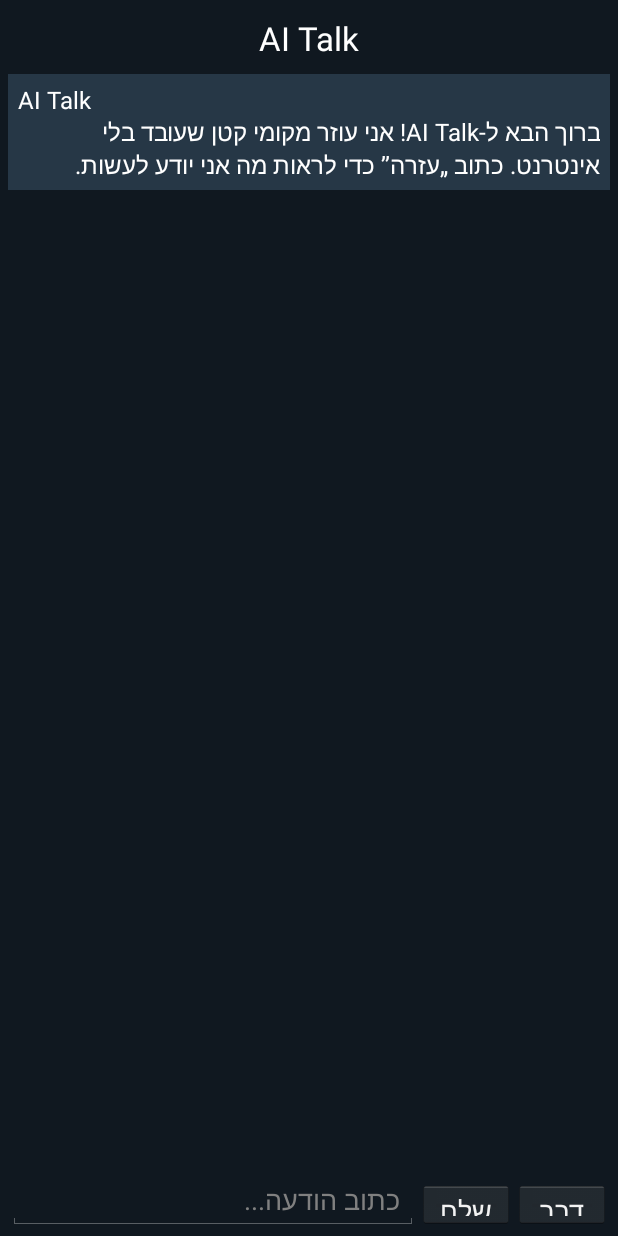
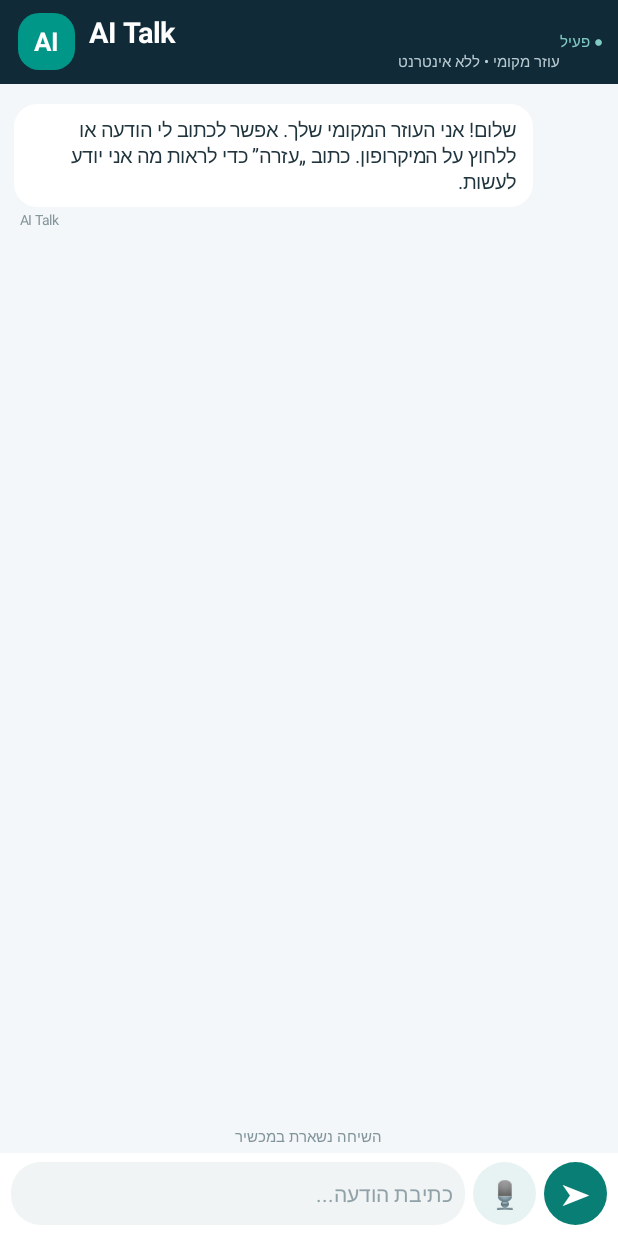
Before and after one commit to ZYGY7678/Public-artificial-intelligence, an Android app: the screen it shows after launch (MainActivity), on a phone screen of 412 x 824 dp. Run offline under Robolectric (Android 15) with nearby library versions, the phone set to English and light mode, and no system bars.

Commit message:
Improve AI Talk chat interface for compact Qin 1S screen

```diff
--- a/ai-talk-android/app/src/main/java/com/zygy/aitalk/MainActivity.java
+++ b/ai-talk-android/app/src/main/java/com/zygy/aitalk/MainActivity.java
@@ -9,68 +9,151 @@ import android.view.Gravity;
 import android.view.View;
 import android.view.inputmethod.InputMethodManager;
 import android.content.Context;
+import android.graphics.Color;
+import android.graphics.Typeface;
+import android.graphics.drawable.GradientDrawable;
 import android.widget.*;
 import java.util.ArrayList;
 import java.util.Locale;
 
 public class MainActivity extends Activity implements TextToSpeech.OnInitListener {
     private LinearLayout messages;
+    private ScrollView chatScroll;
     private EditText input;
     private TextToSpeech tts;
     private static final int SPEECH_REQUEST = 41;
     private LocalAssistant assistant;
+    private int screenWidth;
 
     @Override public void onCreate(Bundle state) {
         super.onCreate(state);
         assistant = new LocalAssistant(this);
         tts = new TextToSpeech(this, this);
+        screenWidth = getResources().getDisplayMetrics().widthPixels;
         buildUi();
-        addMessage("AI Talk", "ברוך הבא ל-AI Talk! אני עוזר מקומי קטן שעובד בלי אינטרנט. כתוב „עזרה” כדי לראות מה אני יודע לעשות.", false);
+        addMessage("AI Talk", "שלום! אני העוזר המקומי שלך. אפשר לכתוב לי הודעה או ללחוץ על המיקרופון. כתוב „עזרה” כדי לראות מה אני יודע לעשות.", false);
+    }
+
+    private int dp(float value) {
+        return (int)(value * getResources().getDisplayMetrics().density + 0.5f);
+    }
+
+    private GradientDrawable shape(int color, int radius) {
+        GradientDrawable d = new GradientDrawable();
+        d.setColor(color);
+        d.setCornerRadius(dp(radius));
+        return d;
+    }
+
+    private TextView text(String value, int size, int color) {
+        TextView t = new TextView(this);
+        t.setText(value);
+        t.setTextSize(size);
+        t.setTextColor(color);
+        return t;
     }
 
     private void buildUi() {
         LinearLayout page = new LinearLayout(this);
         page.setOrientation(LinearLayout.VERTICAL);
-        page.setPadding(8, 8, 8, 8);
-        page.setBackgroundColor(0xff101820);
-        TextView title = new TextView(this);
-        title.setText("AI Talk");
-        title.setTextColor(0xffffffff);
-        title.setTextSize(22);
-        title.setGravity(Gravity.CENTER);
-        title.setPadding(4, 8, 4, 10);
-        page.addView(title, new LinearLayout.LayoutParams(-1, -2));
-        ScrollView scroll = new ScrollView(this);
+        page.setBackgroundColor(Color.rgb(244, 247, 249));
+
+        LinearLayout header = new LinearLayout(this);
+        header.setOrientation(LinearLayout.HORIZONTAL);
+        header.setGravity(Gravity.CENTER_VERTICAL);
+        header.setPadding(dp(12), dp(8), dp(10), dp(8));
+        header.setBackgroundColor(Color.rgb(16, 42, 55));
+
+        TextView logo = text("AI", 17, Color.WHITE);
+        logo.setTypeface(Typeface.DEFAULT_BOLD);
+        logo.setGravity(Gravity.CENTER);
+        logo.setBackground(shape(Color.rgb(0, 150, 136), 14));
+        header.addView(logo, new LinearLayout.LayoutParams(dp(38), dp(38)));
+
+        LinearLayout heading = new LinearLayout(this);
+        heading.setOrientation(LinearLayout.VERTICAL);
+        heading.setPadding(dp(9), 0, 0, 0);
+        TextView title = text("AI Talk", 19, Color.WHITE);
+        title.setTypeface(Typeface.DEFAULT_BOLD);
+        heading.addView(title);
+        TextView subtitle = text("עוזר מקומי • ללא אינטרנט", 10, 0xffb9cbd2);
+        heading.addView(subtitle);
+        header.addView(heading, new LinearLayout.LayoutParams(0, -2, 1));
+
+        TextView status = text("● פעיל", 10, 0xff80cbc4);
+        header.addView(status);
+        page.addView(header, new LinearLayout.LayoutParams(-1, -2));
+
+        chatScroll = new ScrollView(this);
+        chatScroll.setFillViewport(true);
+        chatScroll.setVerticalScrollBarEnabled(false);
         messages = new LinearLayout(this);
         messages.setOrientation(LinearLayout.VERTICAL);
-        scroll.addView(messages);
-        page.addView(scroll, new LinearLayout.LayoutParams(-1, 0, 1));
-        LinearLayout controls = new LinearLayout(this);
-        controls.setOrientation(LinearLayout.HORIZONTAL);
+        messages.setPadding(dp(9), dp(10), dp(9), dp(10));
+        chatScroll.addView(messages, new ScrollView.LayoutParams(-1, -2));
+        page.addView(chatScroll, new LinearLayout.LayoutParams(-1, 0, 1));
+
+        TextView hint = text("השיחה נשארת במכשיר", 10, 0xff81939b);
+        hint.setGravity(Gravity.CENTER);
+        hint.setPadding(0, dp(3), 0, dp(4));
+        page.addView(hint, new LinearLayout.LayoutParams(-1, -2));
+
+        LinearLayout composer = new LinearLayout(this);
+        composer.setOrientation(LinearLayout.HORIZONTAL);
+        composer.setGravity(Gravity.CENTER_VERTICAL);
+        composer.setPadding(dp(7), dp(6), dp(7), dp(7));
+        composer.setBackgroundColor(Color.WHITE);
+
         input = new EditText(this);
         input.setSingleLine(true);
-        input.setTextColor(0xff111111);
-        input.setHint("כתוב הודעה...");
-        controls.addView(input, new LinearLayout.LayoutParams(0, 48, 1));
-        Button send = new Button(this);
-        send.setText("שלח");
-        controls.addView(send, new LinearLayout.LayoutParams(-2, 48));
-        send.setOnClickListener(new View.OnClickListener() { public void onClick(View v) { sendText(); }});
-        Button mic = new Button(this);
-        mic.setText("דבר");
-        controls.addView(mic, new LinearLayout.LayoutParams(-2, 48));
-        mic.setOnClickListener(new View.OnClickListener() { public void onClick(View v) { startSpeech(); }});
-        page.addView(controls);
+        input.setTextSize(14);
+        input.setTextColor(0xff20323a);
+        input.setHintTextColor(0xff91a1a8);
+        input.setHint("כתיבת הודעה...");
+        input.setPadding(dp(12), 0, dp(8), 0);
+        input.setBackground(shape(0xfff0f4f5, 20));
+        composer.addView(input, new LinearLayout.LayoutParams(0, dp(42), 1));
+
+        TextView mic = actionButton("🎙", 0xffe7f3f2, 0xff087e75);
+        LinearLayout.LayoutParams micLp = new LinearLayout.LayoutParams(dp(42), dp(42));
+        micLp.setMargins(dp(5), 0, dp(5), 0);
+        composer.addView(mic, micLp);
+        mic.setOnClickListener(new View.OnClickListener() {
+            public void onClick(View v) { startSpeech(); }
+        });
+
+        TextView send = actionButton("➤", 0xff087e75, Color.WHITE);
+        composer.addView(send, new LinearLayout.LayoutParams(dp(42), dp(42)));
+        send.setOnClickListener(new View.OnClickListener() {
+            public void onClick(View v) { sendText(); }
+        });
+        input.setOnEditorActionListener(new TextView.OnEditorActionListener() {
+            public boolean onEditorAction(TextView v, int actionId, android.view.KeyEvent event) {
+                sendText();
+                return true;
+            }
+        });
+        page.addView(composer, new LinearLayout.LayoutParams(-1, -2));
         setContentView(page);
     }
 
+    private TextView actionButton(String label, int background, int foreground) {
+        TextView b = text(label, 18, foreground);
+        b.setGravity(Gravity.CENTER);
+        b.setTypeface(Typeface.DEFAULT_BOLD);
+        b.setBackground(shape(background, 21));
+        return b;
+    }
+
     private void sendText() {
-        String text = input.getText().toString().trim();
-        if (text.length() == 0) return;
+        String value = input.getText().toString().trim();
+        if (value.length() == 0) return;
         input.setText("");
-        addMessage("אתה", text, true);
-        ((InputMethodManager)getSystemService(Context.INPUT_METHOD_SERVICE)).hideSoftInputFromWindow(input.getWindowToken(), 0);
-        String answer = assistant.reply(text);
+        addMessage("אתה", value, true);
+        try {
+            ((InputMethodManager)getSystemService(Context.INPUT_METHOD_SERVICE)).hideSoftInputFromWindow(input.getWindowToken(), 0);
+        } catch (Exception ignored) {}
+        String answer = assistant.reply(value);
         addMessage("AI Talk", answer, false);
         speak(answer);
     }
@@ -91,28 +174,49 @@ public class MainActivity extends Activity implements TextToSpeech.OnInitListene
         super.onActivityResult(request, result, data);
         if (request == SPEECH_REQUEST && result == RESULT_OK && data != null) {
             ArrayList<String> results = data.getStringArrayListExtra(RecognizerIntent.EXTRA_RESULTS);
-            if (results != null && results.size() > 0) { input.setText(results.get(0)); sendText(); }
+            if (results != null && results.size() > 0) {
+                input.setText(results.get(0));
+                sendText();
+            }
         }
     }
 
-    private void addMessage(String who, String text, boolean user) {
-        TextView bubble = new TextView(this);
-        bubble.setText(who + "\n" + text);
-        bubble.setTextSize(16);
-        bubble.setTextColor(0xffffffff);
-        bubble.setPadding(10, 9, 10, 9);
-        bubble.setBackgroundColor(user ? 0xff245b78 : 0xff263746);
-        LinearLayout.LayoutParams lp = new LinearLayout.LayoutParams(-1, -2);
-        lp.setMargins(0, 4, 0, 4);
-        messages.addView(bubble, lp);
+    private void addMessage(String who, String value, boolean user) {
+        LinearLayout line = new LinearLayout(this);
+        line.setOrientation(LinearLayout.VERTICAL);
+        line.setGravity(user ? Gravity.RIGHT : Gravity.LEFT);
+        LinearLayout.LayoutParams lineLp = new LinearLayout.LayoutParams(-1, -2);
+        lineLp.setMargins(0, dp(3), 0, dp(5));
+
+        TextView bubble = text(value, 13, user ? Color.WHITE : 0xff20343d);
+        bubble.setGravity(Gravity.RIGHT);
+        bubble.setPadding(dp(11), dp(8), dp(11), dp(8));
+        bubble.setBackground(shape(user ? 0xff087e75 : Color.WHITE, 15));
+        bubble.setMaxWidth((int)(screenWidth * 0.84f));
+        bubble.setTextDirection(View.TEXT_DIRECTION_RTL);
+        LinearLayout.LayoutParams bubbleLp = new LinearLayout.LayoutParams(-2, -2);
+        bubbleLp.gravity = user ? Gravity.RIGHT : Gravity.LEFT;
+        line.addView(bubble, bubbleLp);
+
+        TextView name = text(who, 9, 0xff82939a);
+        name.setPadding(dp(4), dp(2), dp(4), 0);
+        LinearLayout.LayoutParams nameLp = new LinearLayout.LayoutParams(-2, -2);
+        nameLp.gravity = user ? Gravity.RIGHT : Gravity.LEFT;
+        line.addView(name, nameLp);
+        messages.addView(line, lineLp);
+        chatScroll.post(new Runnable() {
+            public void run() { chatScroll.fullScroll(View.FOCUS_DOWN); }
+        });
     }
 
-    private void speak(String text) {
-        if (tts != null) tts.speak(text, TextToSpeech.QUEUE_FLUSH, null);
+    private void speak(String value) {
+        if (tts != null) tts.speak(value, TextToSpeech.QUEUE_FLUSH, null);
     }
 
     @Override public void onInit(int status) {
-        if (status == TextToSpeech.SUCCESS && tts != null) tts.setLanguage(new Locale("he", "IL"));
+        if (status == TextToSpeech.SUCCESS && tts != null) {
+            tts.setLanguage(new Locale("he", "IL"));
+        }
     }
 
     @Override protected void onDestroy() {
```
